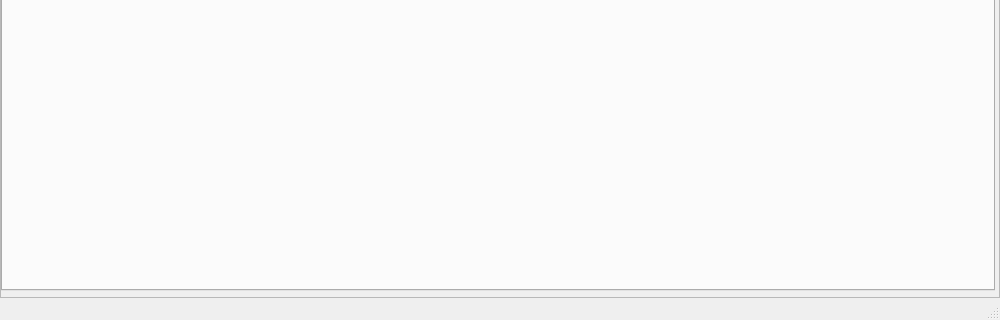
This is mdt/data/qt_designs/maps_visualizer/MainWindow.ui in robbert-harms/MDT as Qt 5 draws it before an edit; both pictures show x 0 to 1000 and y 434 to 754 of the 1000 by 754 pixel window. The edited form follows.
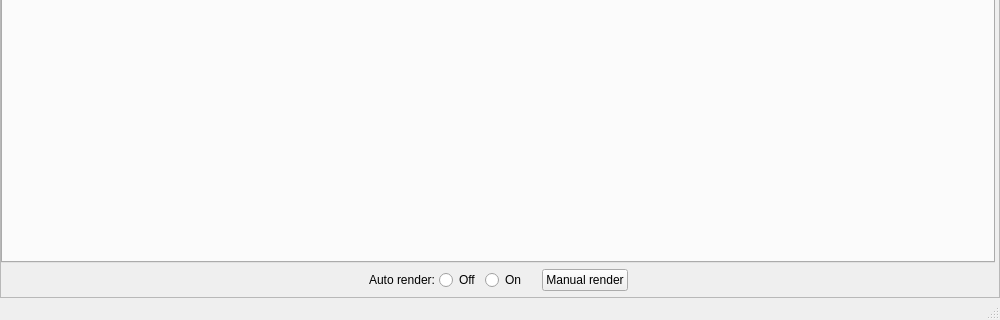
This is the edited form. Icons and pictures are not drawn.

```diff
--- a/mdt/data/qt_designs/maps_visualizer/MainWindow.ui
+++ b/mdt/data/qt_designs/maps_visualizer/MainWindow.ui
@@ -64,7 +64,7 @@
           <enum>Qt::Horizontal</enum>
          </property>
          <widget class="QWidget" name="verticalLayoutWidget">
-          <layout class="QVBoxLayout" name="verticalLayout" stretch="0">
+          <layout class="QVBoxLayout" name="verticalLayout" stretch="1,0">
            <property name="spacing">
             <number>0</number>
            </property>
@@ -165,6 +165,92 @@
              </widget>
             </widget>
            </item>
+           <item>
+            <layout class="QHBoxLayout" name="horizontalLayout">
+             <property name="spacing">
+              <number>16</number>
+             </property>
+             <property name="topMargin">
+              <number>6</number>
+             </property>
+             <property name="bottomMargin">
+              <number>0</number>
+             </property>
+             <item>
+              <spacer name="horizontalSpacer">
+               <property name="orientation">
+                <enum>Qt::Horizontal</enum>
+               </property>
+               <property name="sizeHint" stdset="0">
+                <size>
+                 <width>40</width>
+                 <height>20</height>
+                </size>
+               </property>
+              </spacer>
+             </item>
+             <item>
+              <layout class="QHBoxLayout" name="horizontalLayout_2">
+               <property name="spacing">
+                <number>4</number>
+               </property>
+               <property name="rightMargin">
+                <number>0</number>
+               </property>
+               <property name="bottomMargin">
+                <number>0</number>
+               </property>
+               <item>
+                <widget class="QLabel" name="label">
+                 <property name="text">
+                  <string>Auto render:</string>
+                 </property>
+                </widget>
+               </item>
+               <item>
+                <widget class="QRadioButton" name="auto_render_off">
+                 <property name="text">
+                  <string>Off</string>
+                 </property>
+                 <attribute name="buttonGroup">
+                  <string notr="true">auto_render_buttons</string>
+                 </attribute>
+                </widget>
+               </item>
+               <item>
+                <widget class="QRadioButton" name="auto_render_on">
+                 <property name="text">
+                  <string>On</string>
+                 </property>
+                 <attribute name="buttonGroup">
+                  <string notr="true">auto_render_buttons</string>
+                 </attribute>
+                </widget>
+               </item>
+              </layout>
+             </item>
+             <item>
+              <widget class="QPushButton" name="manual_render">
+               <property name="text">
+                <string>Manual render</string>
+               </property>
+              </widget>
+             </item>
+             <item>
+              <spacer name="horizontalSpacer_2">
+               <property name="orientation">
+                <enum>Qt::Horizontal</enum>
+               </property>
+               <property name="sizeHint" stdset="0">
+                <size>
+                 <width>40</width>
+                 <height>20</height>
+                </size>
+               </property>
+              </spacer>
+             </item>
+            </layout>
+           </item>
           </layout>
          </widget>
          <widget class="QWidget" name="gridLayoutWidget">
```
Left out of the diff: 3 changed lines with no effect on the pictures.
